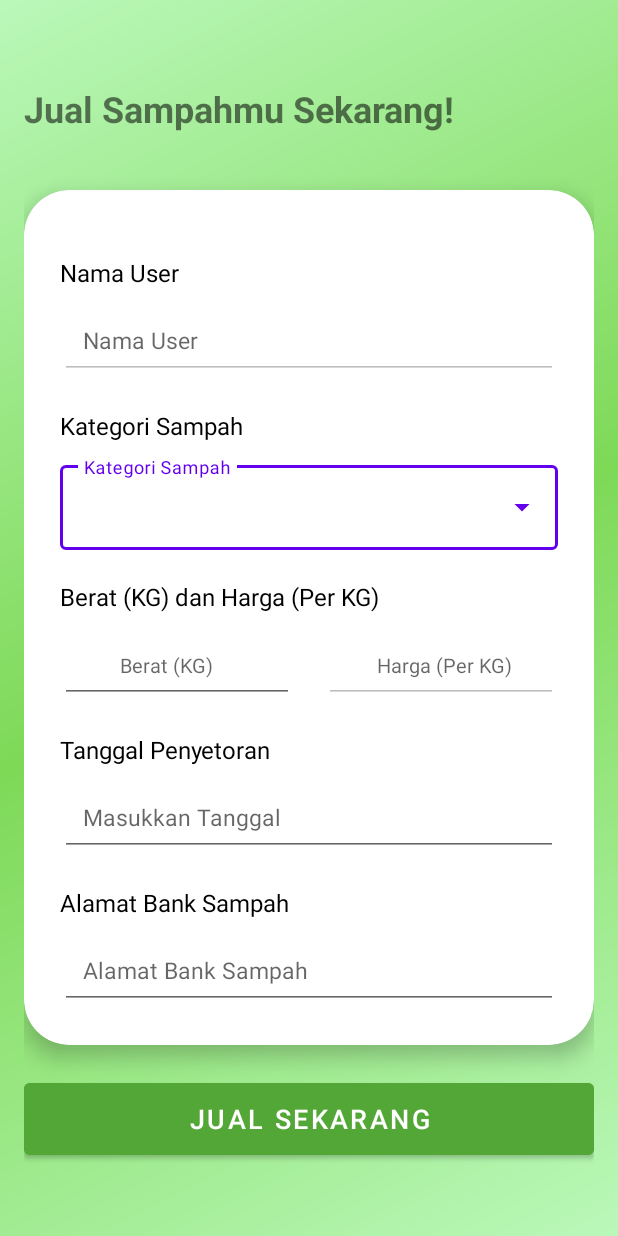
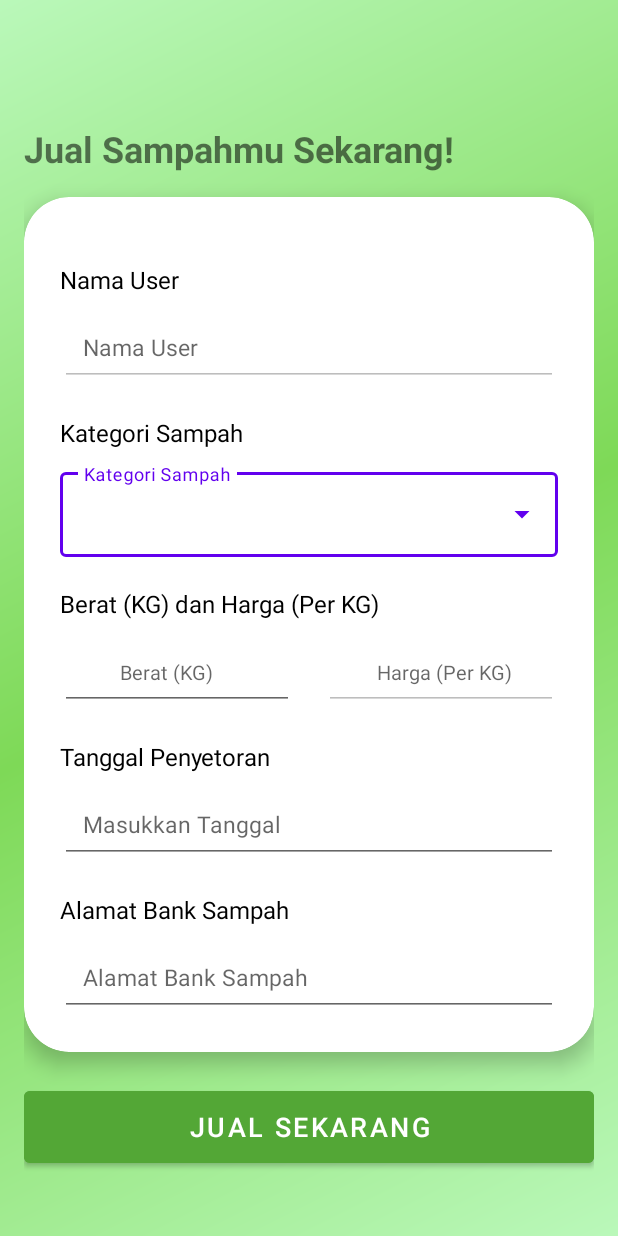
Before and after one commit to CandraWijaya06/BankSampah_progmob, an Android app: the JualSampahActivity screen opened directly, with no data from a screen before it, on a phone screen of 412 x 824 dp. Run offline under Robolectric (Android 15) with nearby library versions, the phone set to English and light mode, and no system bars.

Commit message:
Jual Sampah Activity

```diff
--- a/app/src/main/res/layout/activity_jual_sampah.xml
+++ b/app/src/main/res/layout/activity_jual_sampah.xml
@@ -1,5 +1,6 @@
 <?xml version="1.0" encoding="utf-8"?>
-<androidx.coordinatorlayout.widget.CoordinatorLayout xmlns:android="http://schemas.android.com/apk/res/android"
+<androidx.coordinatorlayout.widget.CoordinatorLayout
+    xmlns:android="http://schemas.android.com/apk/res/android"
     xmlns:tools="http://schemas.android.com/tools"
     xmlns:app="http://schemas.android.com/apk/res-auto"
     android:layout_width="match_parent"
@@ -10,6 +11,17 @@
     android:padding="16dp"
     android:background="@drawable/background_gradient"
     android:fitsSystemWindows="true">
+
+    <ScrollView
+        android:layout_width="match_parent"
+        android:layout_height="match_parent"
+        android:fillViewport="true">
+
+        <LinearLayout
+            android:layout_width="match_parent"
+            android:layout_height="wrap_content"
+            android:orientation="vertical"
+            android:gravity="center">
 
             <TextView
                 android:layout_width="wrap_content"
@@ -33,8 +45,7 @@
                     android:layout_width="match_parent"
                     android:layout_height="wrap_content"
                     android:orientation="vertical"
-            android:padding="24dp"
-            >
+                    android:padding="24dp">
 
                     <TextView
                         android:layout_width="match_parent"
@@ -156,10 +167,12 @@
                 android:id="@+id/JualButton"
                 android:layout_width="match_parent"
                 android:layout_height="60dp"
-        android:layout_marginTop="700dp"
+                android:layout_marginTop="20dp"
                 android:backgroundTint="@color/darkgreen"
-        android:onClick="onLoginClicked"
                 android:text="Jual Sekarang"
                 android:textSize="18sp"
                 tools:ignore="MissingConstraints" />
+
+        </LinearLayout>
+    </ScrollView>
 </androidx.coordinatorlayout.widget.CoordinatorLayout>
```
Also changed, not shown: app/src/main/java/com/example/progmobbank/JualSampahActivity.java (+75 -44 lines). Lines whose indentation alone changed are shown as unchanged.
